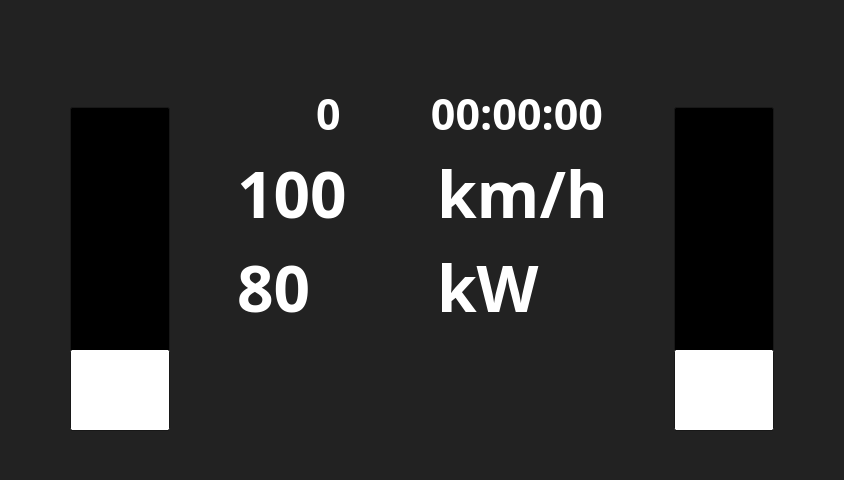
Old version of the form src/mainwindow.ui in the repository FSLART/volante_alpha_qt.
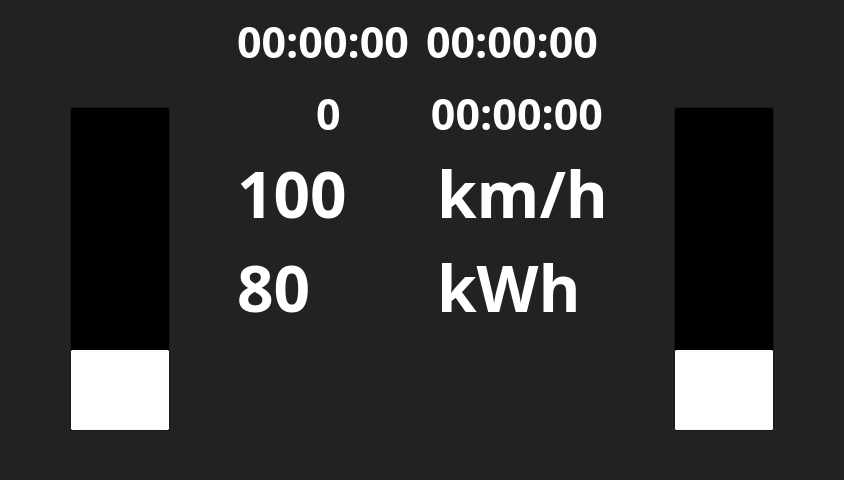
New version of the form. Icons and pictures are not drawn. Custom widgets are drawn as their Qt base class.

Commit message: Auto stash before merge of "dev" and "origin/dev"

What changed in the file:
```diff
--- a/src/mainwindow.ui
+++ b/src/mainwindow.ui
@@ -434,9 +434,54 @@
       <item>
        <layout class="QVBoxLayout" name="verticalLayout_4" stretch="0,0,0">
         <item>
-         <layout class="QHBoxLayout" name="horizontalLayout_3">
-          <item>
-           <widget class="FLabel" name="label_4">
+         <layout class="QGridLayout" name="lap_layout">
+          <item row="1" column="1">
+           <widget class="QLabel" name="DiffBestLap_label">
+            <property name="text">
+             <string>00:00:00</string>
+            </property>
+			 <property name="font">
+             <font>
+              <family>Fira Mono</family>
+              <pointsize>32</pointsize>
+              <bold>true</bold>
+             </font>
+            </property>
+           </widget>
+          </item>
+		   <item row="1" column="0">
+           <widget class="QLabel" name="IgnitionTime_label">
+            <property name="text">
+             <string>00:00:00</string>
+            </property>
+			 <property name="font">
+             <font>
+              <family>Fira Mono</family>
+              <pointsize>32</pointsize>
+              <bold>true</bold>
+             </font>
+            </property>
+           </widget>
+          </item>
+          <item row="2" column="1">
+           <widget class="FLabel" name="DiffLastLap_label">
+            <property name="font">
+             <font>
+              <family>Fira Mono</family>
+              <pointsize>32</pointsize>
+              <bold>true</bold>
+             </font>
+            </property>
+            <property name="text">
+             <string>00:00:00</string>
+            </property>
+            <property name="alignment">
+             <set>Qt::AlignmentFlag::AlignBottom|Qt::AlignmentFlag::AlignHCenter</set>
+            </property>
+           </widget>
+          </item>
+          <item row="2" column="0">
+           <widget class="FLabel" name="LapCount_label">
             <property name="font">
              <font>
               <family>Fira Mono</family>
@@ -452,23 +497,6 @@
             </property>
            </widget>
           </item>
-          <item>
-           <widget class="FLabel" name="label_3">
-            <property name="font">
-             <font>
-              <family>Fira Mono</family>
-              <pointsize>32</pointsize>
-              <bold>true</bold>
-             </font>
-            </property>
-            <property name="text">
-             <string>00:00:00</string>
-            </property>
-            <property name="alignment">
-             <set>Qt::AlignmentFlag::AlignBottom|Qt::AlignmentFlag::AlignHCenter</set>
-            </property>
-           </widget>
-          </item>
          </layout>
         </item>
         <item>
@@ -551,7 +579,7 @@
                  </font>
                 </property>
                 <property name="text">
-                 <string>kW</string>
+                 <string>kWh</string>
                 </property>
                </widget>
               </item>
```
Left out of the diff: 2 changed lines with no effect on the pictures.
